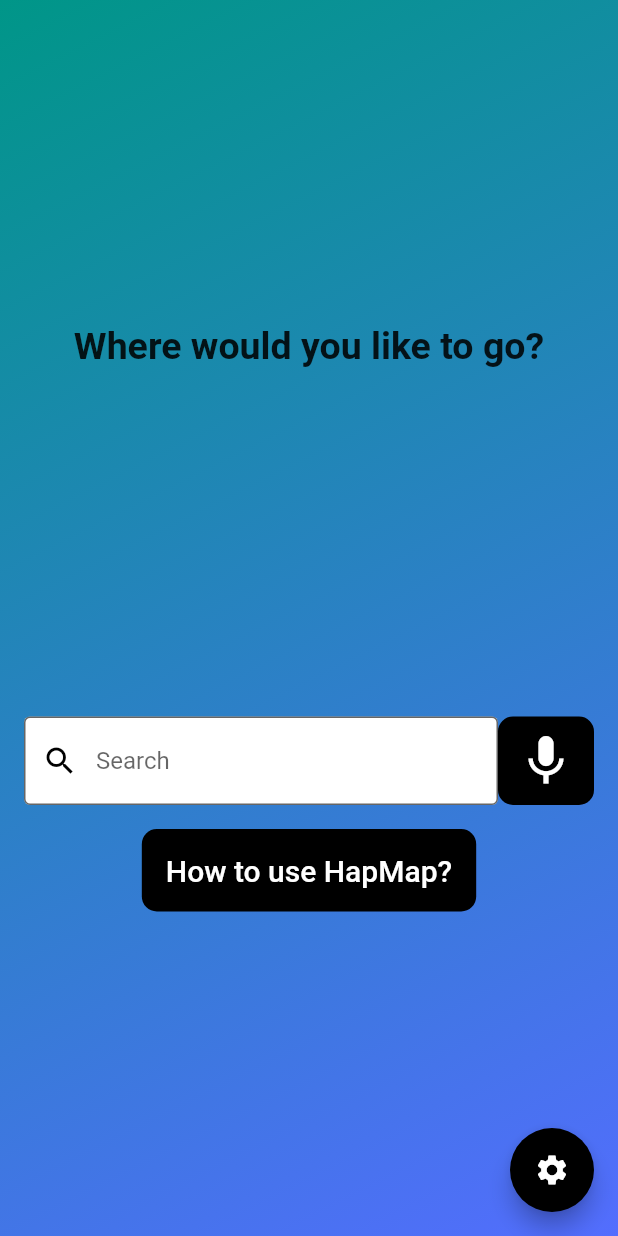
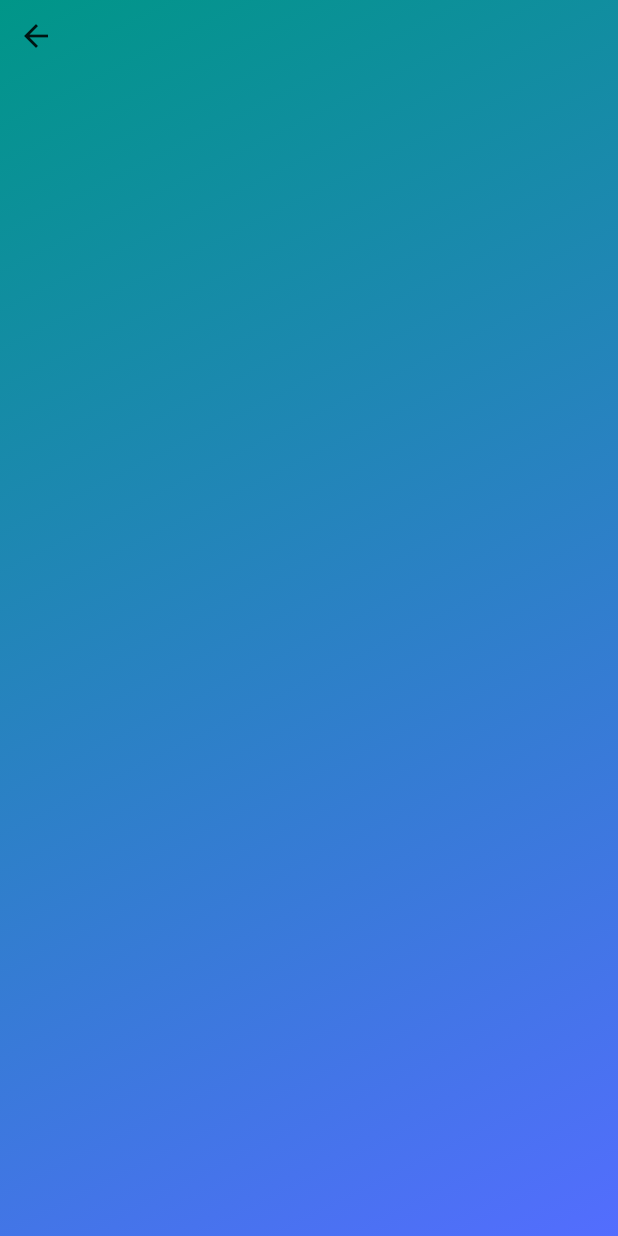
Before and after one commit to Hap-Map/HapMap, a Flutter app: the screen it shows after launch, after a tap on the "settings" icon, on a phone screen of 412 x 824 dp. Run offline on Flutter 3.47's test engine with Material 2 defaults, Android fonts, the phone set to English and light mode, and no system bars.

Commit message:
added a blank settings page

```diff
--- a/lib/constants.dart
+++ b/lib/constants.dart
@@ -1,5 +1,16 @@
 import 'package:flutter/material.dart';
 
+Widget PageBackground({required Widget child}) {
+    return Container(
+        decoration: const BoxDecoration(
+        gradient: LinearGradient(
+        begin: Alignment.topLeft,
+        end: Alignment.bottomRight,
+        colors: kBackgroundGradientColor,
+    ),
+    ),
+    child: SafeArea(child: child));
+}
 const kPrimaryColor = Colors.black;
 const kSecondaryColor = Colors.white;
 
--- a/lib/main.dart
+++ b/lib/main.dart
@@ -1,5 +1,6 @@
 import 'package:flutter/material.dart';
 import 'package:hap_map/search_page.dart';
+import 'package:hap_map/settings_page.dart';
 
 void main() {
   runApp(const HapMap());
@@ -14,6 +15,7 @@ class HapMap extends StatelessWidget {
       initialRoute: SearchPage.id,
       routes: {
         SearchPage.id : (context) => const SearchPage(),
+        SettingsPage.id : (context) => const SettingsPage()
       },
     );
   }
--- a/lib/search_page.dart
+++ b/lib/search_page.dart
@@ -1,4 +1,5 @@
 import 'package:flutter/material.dart';
+import 'package:hap_map/settings_page.dart';
 
 import 'constants.dart';
 
@@ -16,11 +17,16 @@ class _SearchPageState extends State<SearchPage> {
   Widget get searchBar => Expanded(
         child: TextField(
           controller: SearchPage.searchController,
-          decoration:  const InputDecoration(
+          decoration: const InputDecoration(
               filled: true,
               fillColor: kSecondaryColor,
-            prefixIcon: Icon(Icons.search, color: kPrimaryColor,),
-            border: OutlineInputBorder(gapPadding: 0,),
+              prefixIcon: Icon(
+                Icons.search,
+                color: kPrimaryColor,
+              ),
+              border: OutlineInputBorder(
+                gapPadding: 0,
+              ),
               hintText: 'Search'
               //labelText: 'Search',
               ),
@@ -44,17 +50,11 @@ class _SearchPageState extends State<SearchPage> {
           Icons.settings,
         ),
         // TODO: IMPLEMENT SETTINGS PAGE
-          onPressed: () {},
+        onPressed: () {
+          Navigator.pushNamed(context, SettingsPage.id);
+        },
       ),
-        body: Container(
-          decoration: const BoxDecoration(
-            gradient: LinearGradient(
-              begin: Alignment.topLeft,
-              end: Alignment.bottomRight,
-              colors: kBackgroundGradientColor,
-            ),
-          ),
-          child: SafeArea(
+      body: PageBackground(
         child: Column(
           mainAxisAlignment: MainAxisAlignment.spaceEvenly,
           children: [
@@ -88,6 +88,6 @@ class _SearchPageState extends State<SearchPage> {
           ],
         ),
       ),
-        ));
+    );
   }
 }
--- /dev/null
+++ b/lib/settings_page.dart
@@ -0,0 +1,28 @@
+import 'package:flutter/material.dart';
+import 'package:hap_map/constants.dart';
+
+class SettingsPage extends StatefulWidget {
+  static const id = 'settings_page';
+  const SettingsPage({Key? key}) : super(key: key);
+
+  @override
+  State<SettingsPage> createState() => _SettingsPageState();
+}
+
+class _SettingsPageState extends State<SettingsPage> {
+  @override
+  Widget build(BuildContext context) {
+    return Scaffold(
+      body: PageBackground(
+          child: Column(
+        children: [
+          Align(
+            child: BackButton(),
+            alignment: Alignment.topLeft,
+          ),
+          Expanded(child: Container())
+        ],
+      )),
+    );
+  }
+}
```
Lines whose indentation alone changed are shown as unchanged.
